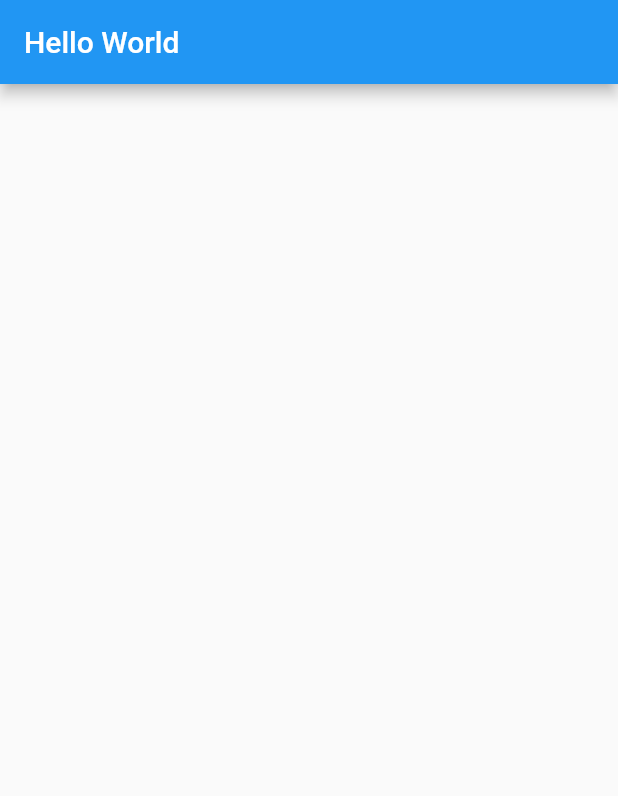
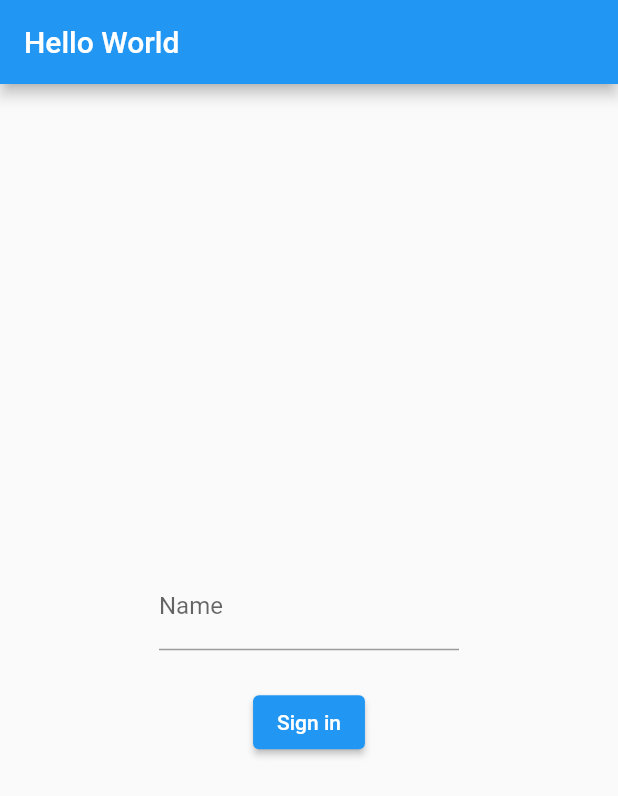
Before and after one commit to davidmvenegas/RiverpodApp, a Flutter app: the screen it shows after launch, on a phone screen of 412 x 824 dp. Shown: the top 796 px of the screen. Run offline on Flutter 3.47's test engine with Material 2 defaults, Android fonts, the phone set to English and light mode, and no system bars; our stand-ins replace cloud_firestore, firebase_auth, firebase_core, flutter_riverpod; accounts and stored records are empty.

Commit message:
firebase data

```diff
--- a/lib/main.dart
+++ b/lib/main.dart
@@ -1,8 +1,12 @@
+import 'package:cloud_firestore/cloud_firestore.dart';
+import 'package:firebase_auth/firebase_auth.dart';
 import 'package:firebase_core/firebase_core.dart';
 import 'package:flutter/material.dart';
 import 'package:flutter_riverpod/flutter_riverpod.dart';
 
 final helloWorldProvider = Provider((_) => 'Hello World');
+final userProvider =
+    StreamProvider<User?>((ref) => FirebaseAuth.instance.authStateChanges());
 
 void main() async {
   WidgetsFlutterBinding.ensureInitialized();
@@ -16,10 +20,131 @@ class MyApp extends ConsumerWidget {
   @override
   Widget build(BuildContext context, WidgetRef ref) {
     final String helloWorld = ref.watch(helloWorldProvider);
+    final AsyncValue<User?> user = ref.watch(userProvider);
+
+    TextEditingController nameController = TextEditingController();
 
     return MaterialApp(
         home: Scaffold(
       appBar: AppBar(title: Text(helloWorld)),
+      body: Center(
+        child: user.when(
+          data: (user) {
+            if (user == null) {
+              // Sign in
+              return Column(
+                mainAxisSize: MainAxisSize.min,
+                children: [
+                  SizedBox(
+                    width: 200,
+                    child: TextField(
+                      decoration: const InputDecoration(
+                        labelText: 'Name',
+                      ),
+                      onChanged: (value) {
+                        nameController.text = value;
+                      },
+                    ),
+                  ),
+                  const SizedBox(height: 24),
+                  ElevatedButton(
+                    onPressed: () async {
+                      if (nameController.text.isEmpty) {
+                        return;
+                      }
+                      var credential =
+                          await FirebaseAuth.instance.signInAnonymously();
+                      var ref = FirebaseFirestore.instance
+                          .collection('accounts')
+                          .doc(credential.user!.uid);
+                      await ref.set({'name': nameController.text});
+                    },
+                    child: const Text('Sign in'),
+                  ),
+                ],
+              );
+            } else {
+              // Sign out
+              return Column(
+                mainAxisSize: MainAxisSize.min,
+                children: [
+                  RichText(
+                    text: TextSpan(
+                      text: 'AUTH ID: ',
+                      style: const TextStyle(
+                          color: Colors.black,
+                          fontWeight: FontWeight.bold,
+                          fontSize: 15),
+                      children: [
+                        TextSpan(
+                            text: user.uid,
+                            style: const TextStyle(
+                              color: Colors.black,
+                              fontWeight: FontWeight.normal,
+                            )),
+                      ],
+                    ),
+                  ),
+                  const SizedBox(height: 24),
+                  const AccountDetails(),
+                  const SizedBox(height: 24),
+                  ElevatedButton(
+                    onPressed: () async {
+                      await FirebaseAuth.instance.signOut();
+                    },
+                    child: const Text('Sign Out'),
+                  ),
+                ],
+              );
+            }
+          },
+          loading: () => const CircularProgressIndicator(),
+          error: (error, stack) => Text(error.toString()),
+        ),
+      ),
     ));
   }
 }
+
+// Listening to a stream of user data
+final streamData = StreamProvider<Map?>((ref) {
+  final userStream = ref.watch(userProvider);
+  var user = userStream.asData?.value;
+
+  if (user == null) {
+    return Stream.value(null);
+  } else {
+    return FirebaseFirestore.instance
+        .collection('accounts')
+        .doc(user.uid)
+        .snapshots()
+        .map((snapshot) => snapshot.data());
+  }
+});
+
+// Displaying the user data
+class AccountDetails extends ConsumerWidget {
+  const AccountDetails({super.key});
+
+  @override
+  Widget build(BuildContext context, WidgetRef ref) {
+    final AsyncValue<Map?> data = ref.watch(streamData);
+
+    return data.when(
+      data: (data) {
+        if (data == null) {
+          return const Text('No data');
+        } else {
+          return Text(data['name'],
+              style: const TextStyle(
+                color: Colors.black,
+                fontWeight: FontWeight.normal,
+                fontSize: 22.5,
+              ));
+        }
+      },
+      loading: () => const CircularProgressIndicator(),
+      error: (error, stack) => Text(error.toString()),
+    );
+  }
+}
```
Also changed, not shown: 2 other files.
